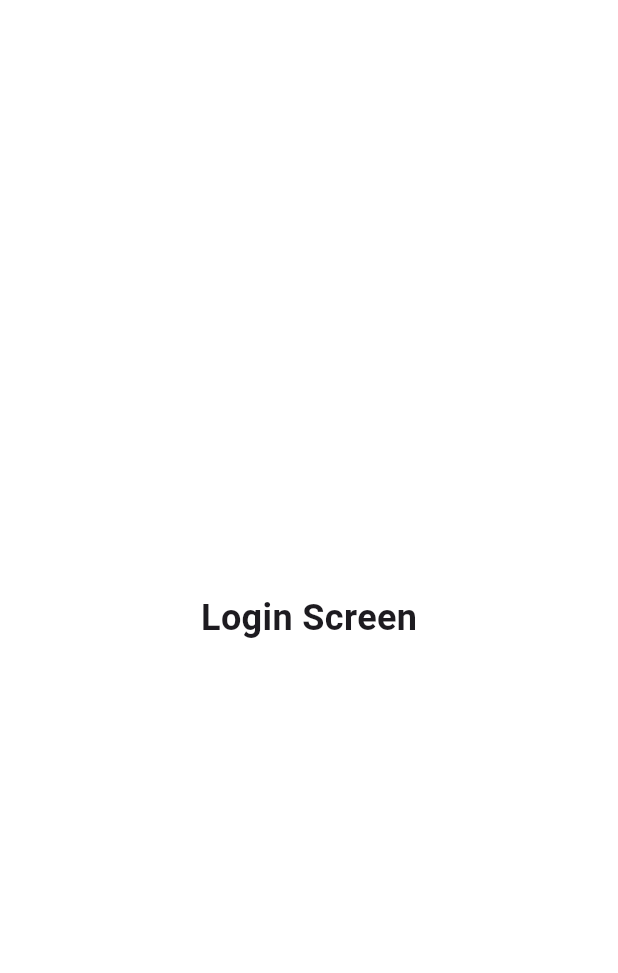
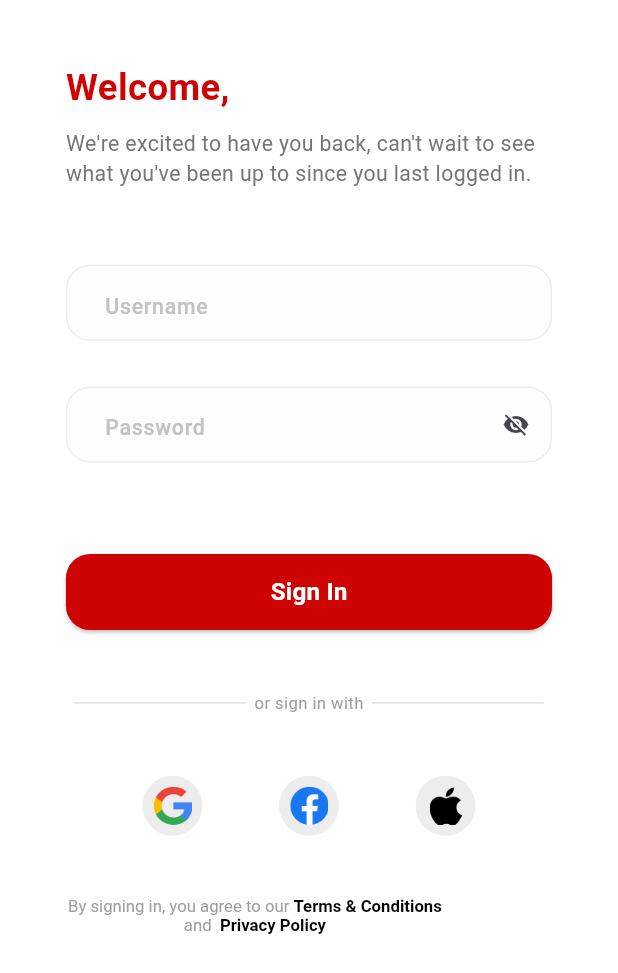
Before and after one commit to OmarMansour88/Murabha-App, a Flutter app: the screen it shows after launch, after a tap on "Get Started", on a phone screen of 412 x 824 dp. Shown: the top 973 px of the screen. Run offline on Flutter 3.47's test engine with Material 3 defaults, Android fonts, the phone set to English and light mode, and no system bars; our stand-ins replace flutter_screenutil, flutter_svg.

Commit message:
- added the login screen Ui Design (no logic implemented yet) - added some new colors - added new text styles - added a universal app divider - added a universal textfield

```diff
--- a/murabha_app/lib/core/routing/app_router.dart
+++ b/murabha_app/lib/core/routing/app_router.dart
@@ -5,7 +5,7 @@ import 'package:murabha_app/features/onboarding/ui/onboarding_screen.dart';
 
 class AppRouter {
   Route generateRoute(RouteSettings settings) {
-    final arguments = settings.arguments;
+    // final arguments = settings.arguments;
     switch (settings.name) {
       case Routes.onBoardingScreen:
         return MaterialPageRoute(builder: (_) => OnboardingScreen());
--- a/murabha_app/lib/core/themes/colors_manager.dart
+++ b/murabha_app/lib/core/themes/colors_manager.dart
@@ -3,4 +3,9 @@ import 'package:flutter/widgets.dart';
 class ColorsManager {
   static final Color primaryColor = Color(0xFFCE0303);
   static final Color grey = Color(0xFF757575);
+  static final Color lightGrey = Color(0xFFC2C2C2);
+  static final Color lighterGrey = Color(0xFFEDEDED);
+  static final Color moreLighterGrey = Color(0xFFFDFDFF);
+  static final Color dividerColor = Color(0xFFE0E0E0);
+  static final Color textLightGrey = Color(0xFF9E9E9E);
 }
--- a/murabha_app/lib/core/themes/text_style_manager.dart
+++ b/murabha_app/lib/core/themes/text_style_manager.dart
@@ -19,4 +19,29 @@ class TextStyleManager {
     color: Colors.white,
     fontWeight: FontWeightManager.semiBold,
   );
+  static TextStyle font24PrimaryColorBold = TextStyle(
+    fontSize: 24.sp,
+    color: ColorsManager.primaryColor,
+    fontWeight: FontWeightManager.bold,
+  );
+  static TextStyle font14PGreyRegular = TextStyle(
+    fontSize: 14.sp,
+    color: ColorsManager.grey,
+    fontWeight: FontWeightManager.regular,
+  );
+  static TextStyle font14LightGreyMedium = TextStyle(
+    fontSize: 14.sp,
+    color: ColorsManager.lightGrey,
+    fontWeight: FontWeightManager.medium,
+  );
+  static TextStyle font11LightGreyMedium = TextStyle(
+    fontSize: 11.sp,
+    color: ColorsManager.lightGrey,
+    fontWeight: FontWeightManager.medium,
+  );
+  static TextStyle font12TextLightGreyRegular = TextStyle(
+    fontSize: 11.sp,
+    color: ColorsManager.textLightGrey,
+    fontWeight: FontWeightManager.regular,
+  );
 }
--- /dev/null
+++ b/murabha_app/lib/core/widgets/app_divider.dart
@@ -0,0 +1,29 @@
+import 'package:flutter/material.dart';
+import 'package:flutter_screenutil/flutter_screenutil.dart';
+import 'package:murabha_app/core/themes/colors_manager.dart';
+
+class DividerUni extends StatelessWidget {
+  final double? paddingLeft;
+  final double? paddingRight;
+  final double? dividerThickness;
+
+  const DividerUni({
+    super.key,
+    this.paddingLeft,
+    this.paddingRight,
+    this.dividerThickness,
+  });
+
+  @override
+  Widget build(BuildContext context) {
+    return Expanded(
+      child: Divider(
+        color: ColorsManager.dividerColor,
+        thickness: dividerThickness ?? 1.0.h,
+        height: 5.0.h,
+        indent: paddingLeft ?? 5.0.w,
+        endIndent: paddingRight ?? 5.0.w,
+      ),
+    );
+  }
+}
--- /dev/null
+++ b/murabha_app/lib/core/widgets/app_textfield.dart
@@ -0,0 +1,95 @@
+import 'package:flutter/material.dart';
+import 'package:flutter_screenutil/flutter_screenutil.dart';
+import 'package:murabha_app/core/themes/colors_manager.dart';
+import 'package:murabha_app/core/themes/text_style_manager.dart';
+
+class AppUniversaltextField extends StatelessWidget {
+  final String? text;
+  final TextStyle? hintStyle;
+  final void Function(String)? onChanged;
+  final Function(String?) validator;
+  final double? horizontalPadding;
+  final double? verticalPadding;
+  final Widget? suffixIcon;
+  final Widget? prefixIcon;
+  final bool isObscureText;
+  final InputBorder? enabledBorder;
+  final InputBorder? enabledFocusBorder;
+  final InputBorder? errorBorder;
+  final InputBorder? errorFocusBorder;
+  final double? textFieldWidth;
+  final double? textFieldHeight;
+  final Color? filledColor;
+
+  const AppUniversaltextField({
+    super.key,
+    required this.text,
+    this.hintStyle,
+    this.onChanged,
+    required this.validator,
+    this.horizontalPadding,
+    this.verticalPadding,
+    this.suffixIcon,
+    required this.isObscureText,
+    this.prefixIcon,
+    this.enabledBorder,
+    this.enabledFocusBorder,
+    this.errorBorder,
+    this.errorFocusBorder,
+    this.textFieldWidth,
+    this.textFieldHeight,
+    this.filledColor,
+  });
+
+  @override
+  Widget build(BuildContext context) {
+    return Container(
+      width: textFieldWidth ?? double.maxFinite,
+      height: textFieldHeight ?? 50.h,
+      child: TextFormField(
+        onChanged: onChanged,
+        validator: (value) {
+          return validator(value);
+        },
+        decoration: InputDecoration(
+          isDense: true,
+          hintText: text,
+          hintStyle: hintStyle ?? TextStyleManager.font14LightGreyMedium,
+          enabledBorder:
+              enabledBorder ??
+              OutlineInputBorder(
+                borderRadius: BorderRadius.circular(16),
+                borderSide: BorderSide(color: ColorsManager.lighterGrey),
+              ),
+          focusedBorder:
+              enabledFocusBorder ??
+              OutlineInputBorder(
+                borderRadius: BorderRadius.circular(16),
+                borderSide: BorderSide(color: ColorsManager.lightGrey),
+              ),
+          errorBorder:
+              errorBorder ??
+              OutlineInputBorder(
+                borderRadius: BorderRadius.circular(16),
+                borderSide: BorderSide(color: Colors.red),
+              ),
+          focusedErrorBorder:
+              errorFocusBorder ??
+              OutlineInputBorder(
+                borderRadius: BorderRadius.circular(16),
+                borderSide: BorderSide(color: Colors.red),
+              ),
+          contentPadding: EdgeInsets.symmetric(
+            horizontal: horizontalPadding ?? 20.w,
+            vertical: verticalPadding ?? 15.h,
+          ),
+          suffixIcon: suffixIcon,
+          prefixIcon: prefixIcon,
+          fillColor: filledColor ?? ColorsManager.moreLighterGrey,
+          filled: true,
+        ),
+        obscureText: isObscureText,
+      ),
+    );
+  }
+}
--- a/murabha_app/lib/features/login/ui/login_screen.dart
+++ b/murabha_app/lib/features/login/ui/login_screen.dart
@@ -1,4 +1,11 @@
 import 'package:flutter/material.dart';
+import 'package:flutter_screenutil/flutter_screenutil.dart';
+import 'package:murabha_app/core/helpers/spacing.dart';
+import 'package:murabha_app/core/themes/text_style_manager.dart';
+import 'package:murabha_app/core/widgets/app_button.dart';
+import 'package:murabha_app/features/login/ui/widgets/other_signin_options.dart';
+import 'package:murabha_app/features/login/ui/widgets/terms_and_conditions.dart';
+import 'package:murabha_app/features/login/ui/widgets/username_and_password_textfields.dart';
 
 class LoginScreen extends StatefulWidget {
   const LoginScreen({super.key});
@@ -10,11 +17,42 @@ class LoginScreen extends StatefulWidget {
 class _LoginScreenState extends State<LoginScreen> {
   @override
   Widget build(BuildContext context) {
-    return const Scaffold(
-      body: Center(
-        child: Text(
-          'Login Screen',
-          style: TextStyle(fontSize: 24, fontWeight: FontWeight.bold),
+    return Scaffold(
+      body: SafeArea(
+        child: Padding(
+          padding: EdgeInsets.symmetric(horizontal: 40.w, vertical: 40.h),
+          child: SingleChildScrollView(
+            child: Column(
+              crossAxisAlignment: CrossAxisAlignment.start,
+              children: [
+                Text(
+                  "Welcome,",
+                  style: TextStyleManager.font24PrimaryColorBold,
+                  textAlign: TextAlign.start,
+                ),
+                VerticalSpacing(10.h),
+                Text(
+                  "We're excited to have you back, can't wait to see what you've been up to since you last logged in.",
+                  style: TextStyleManager.font14PGreyRegular,
+                ),
+                VerticalSpacing(50.h),
+                UsernameAndPasswordTextFields(),
+                VerticalSpacing(50.h),
+                AppUniversalButton(
+                  onPressed: () {},
+                  text: "Sign In",
+                  textStyle: TextStyleManager.font16WhiteSemibold,
+                  width: double.maxFinite,
+                  horizontalPadding: 0.h,
+                ),
+                VerticalSpacing(30.h),
+                OtherSignInOptions(),
+                VerticalSpacing(40.h),
+                TermsAndConditions(),
+                VerticalSpacing(20.h),
+              ],
+            ),
+          ),
         ),
       ),
     );
--- /dev/null
+++ b/murabha_app/lib/features/login/ui/widgets/other_signin_options.dart
@@ -0,0 +1,32 @@
+import 'package:flutter/material.dart';
+import 'package:flutter_screenutil/flutter_screenutil.dart';
+import 'package:murabha_app/core/helpers/spacing.dart';
+import 'package:murabha_app/core/themes/text_style_manager.dart';
+import 'package:murabha_app/core/widgets/app_divider.dart';
+import 'package:murabha_app/features/login/ui/widgets/social_media_options.dart';
+
+class OtherSignInOptions extends StatelessWidget {
+  const OtherSignInOptions({super.key});
+
+  @override
+  Widget build(BuildContext context) {
+    return Column(
+      children: [
+        Row(
+          mainAxisAlignment: MainAxisAlignment.spaceBetween,
+          children: [
+            DividerUni(),
+            Text(
+              "or sign in with",
+              style: TextStyleManager.font12TextLightGreyRegular,
+            ),
+            DividerUni(),
+          ],
+        ),
+        VerticalSpacing(40.h),
+        SocialMediaRow(),
+        // VerticalSpacing(20.h),
+      ],
+    );
+  }
+}
--- /dev/null
+++ b/murabha_app/lib/features/login/ui/widgets/social_media_options.dart
@@ -0,0 +1,40 @@
+import 'package:flutter/material.dart';
+import 'package:flutter_screenutil/flutter_screenutil.dart';
+import 'package:murabha_app/core/themes/colors_manager.dart';
+
+class SocialMediaRow extends StatelessWidget {
+  const SocialMediaRow({super.key});
+
+  @override
+  Widget build(BuildContext context) {
+    return Row(
+      mainAxisAlignment: MainAxisAlignment.spaceEvenly,
+      children: [
+        CircleAvatar(
+          backgroundColor: ColorsManager.lighterGrey,
+          child: Image.asset(
+            "assets/images/google.png",
+            width: 25.w,
+            height: 25.h,
+          ),
+        ),
+        CircleAvatar(
+          backgroundColor: ColorsManager.lighterGrey,
+          child: Image.asset(
+            "assets/images/facebook.png",
+            width: 25.w,
+            height: 25.h,
+          ),
+        ),
+        CircleAvatar(
+          backgroundColor: ColorsManager.lighterGrey,
+          child: Image.asset(
+            "assets/images/apple.png",
+            width: 25.w,
+            height: 25.h,
+          ),
+        ),
+      ],
+    );
+  }
+}
--- /dev/null
+++ b/murabha_app/lib/features/login/ui/widgets/terms_and_conditions.dart
@@ -0,0 +1,43 @@
+import 'package:flutter/material.dart';
+import 'package:flutter_screenutil/flutter_screenutil.dart';
+import 'package:murabha_app/core/themes/text_style_manager.dart';
+
+class TermsAndConditions extends StatelessWidget {
+  const TermsAndConditions({super.key});
+
+  @override
+  Widget build(BuildContext context) {
+    return RichText(
+      textAlign: TextAlign.center,
+
+      text: TextSpan(
+        children: [
+          TextSpan(
+            text: "By signing in, you agree to our ",
+            style: TextStyleManager.font12TextLightGreyRegular,
+          ),
+          TextSpan(
+            text: "Terms & Conditions ",
+            style: TextStyle(
+              color: Colors.black,
+              fontWeight: FontWeight.bold,
+              fontSize: 11.sp,
+            ),
+          ),
+          TextSpan(
+            text: "\nand",
+            style: TextStyleManager.font12TextLightGreyRegular,
+          ),
+          TextSpan(
+            text: "  Privacy Policy",
+            style: TextStyle(
+              color: Colors.black,
+              fontWeight: FontWeight.bold,
+              fontSize: 11.sp,
+            ),
+          ),
+        ],
+      ),
+    );
+  }
+}
--- /dev/null
+++ b/murabha_app/lib/features/login/ui/widgets/username_and_password_textfields.dart
@@ -0,0 +1,52 @@
+import 'package:flutter/material.dart';
+import 'package:flutter_screenutil/flutter_screenutil.dart';
+import 'package:murabha_app/core/helpers/spacing.dart';
+import 'package:murabha_app/core/widgets/app_textfield.dart';
+
+class UsernameAndPasswordTextFields extends StatefulWidget {
+  UsernameAndPasswordTextFields({super.key});
+
+  @override
+  State<UsernameAndPasswordTextFields> createState() =>
+      _UsernameAndPasswordTextFieldsState();
+}
+
+class _UsernameAndPasswordTextFieldsState
+    extends State<UsernameAndPasswordTextFields> {
+  bool isObscure = true;
+
+  @override
+  Widget build(BuildContext context) {
+    return Column(
+      children: [
+        AppUniversaltextField(
+          text: 'Username',
+          validator: (value) {
+            if (value == null || value.isEmpty) {
+              return "Please Enter Your Username";
+            }
+          },
+          isObscureText: false,
+        ),
+        VerticalSpacing(30.h),
+        AppUniversaltextField(
+          text: "Password",
+          validator: (value) {
+            if (value == null || value.isEmpty) {
+              return "Please Enter Your Password";
+            }
+          },
+          isObscureText: isObscure,
+          suffixIcon: GestureDetector(
+            onTap: () {
+              setState(() {
+                isObscure = !isObscure;
+              });
+            },
+            child: Icon(isObscure ? Icons.visibility_off : Icons.visibility),
+          ),
+        ),
+      ],
+    );
+  }
+}
```
Also changed, not shown: murabha_app/lib/features/onboarding/ui/onboarding_screen.dart (+0 -13 lines), murabha_app/assets/images/apple.png (added), murabha_app/assets/images/facebook.png (added), murabha_app/assets/images/google.png (added).
